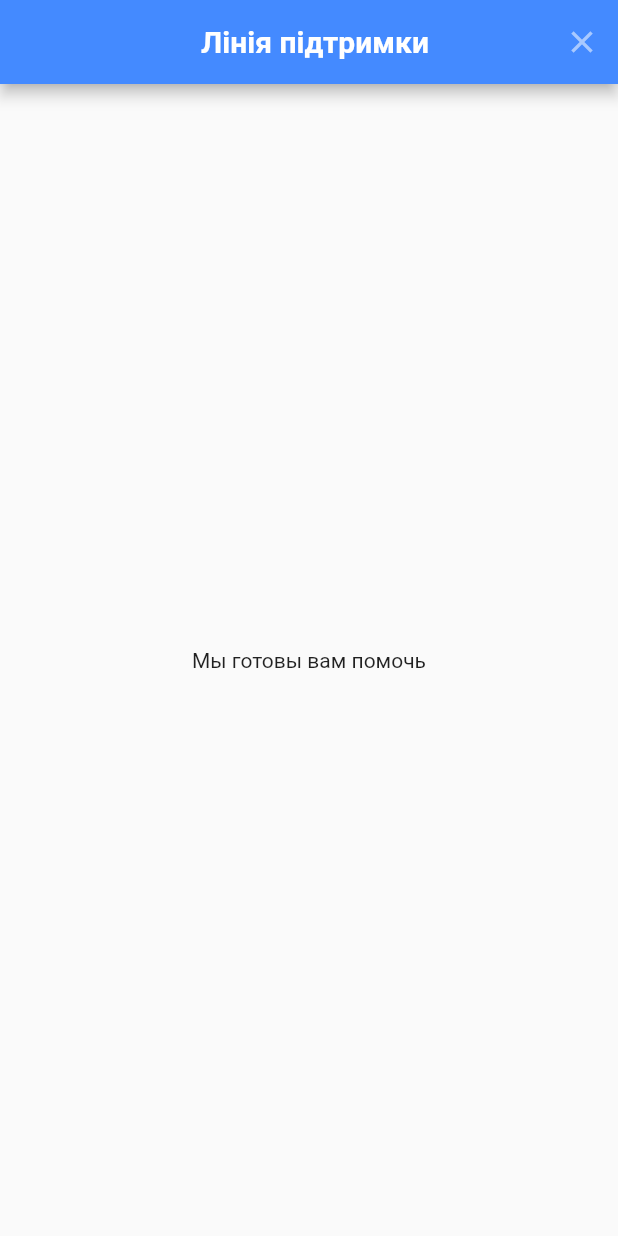
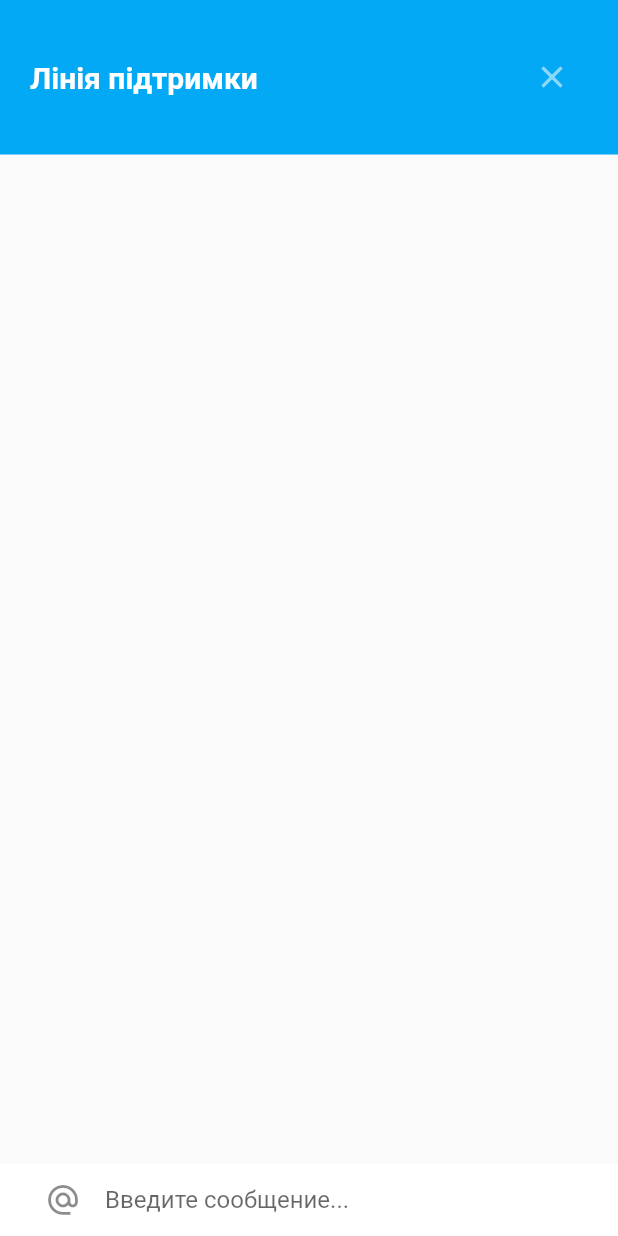
Before and after one commit to linch433/autolux_ui, a Flutter app: the onlineHelp screen opened by its route, on a phone screen of 412 x 824 dp. Run offline on Flutter 3.47's test engine with Material 2 defaults, Android fonts, the phone set to English and light mode, and no system bars.

Commit message:
Change onlineHelp screen

```diff
--- a/lib/assets/screens/onlineHelp.dart
+++ b/lib/assets/screens/onlineHelp.dart
@@ -5,30 +5,65 @@ class onlineHelp extends StatelessWidget {
 
   @override
   Widget build(BuildContext context) {
+    var size = MediaQuery.of(context).size;
     return Scaffold(
-      appBar: AppBar(
-        backgroundColor: Colors.blueAccent,
-        title: Center(
+      body: Column(
+        mainAxisAlignment: MainAxisAlignment.spaceBetween,
+        children: <Widget>[
+          Row(
+            children: [
+              Container(
+                alignment: Alignment.centerLeft,
+                padding: EdgeInsets.symmetric(horizontal: 20),
+                width: size.width,
+                height: size.height * .125,
+                color: Colors.lightBlue,
+                child: Row(
+                  mainAxisAlignment: MainAxisAlignment.spaceBetween,
+                  children: [
+                    SafeArea(
                       child: Text(
                         'Лінія підтримки',
-            style: TextStyle(color: Colors.white, fontWeight: FontWeight.bold),
+                        style: TextStyle(
+                            color: Colors.white,
+                            fontWeight: FontWeight.w700,
+                            fontSize: 20),
                       ),
                     ),
-        leading: Icon(null),
-        actions: [
-          IconButton(
+                    SafeArea(
+                      child: IconButton(
                         onPressed: () {
                           Navigator.pop(context);
                         },
                         icon: Icon(Icons.close),
                         color: Colors.white54,
+                      ),
+                    ),
+                  ],
+                ),
+              ),
+            ],
+          ),
+          Column(
+            // mainAxisAlignment: MainAxisAlignment.center,
+            // crossAxisAlignment: CrossAxisAlignment.center,
+            children: [
+                  Container(
+                    padding: EdgeInsets.symmetric(horizontal: 30),
+                    decoration: BoxDecoration(
+                      color: Colors.white,
+                    ),
+                    child: TextField(
+                      decoration: InputDecoration(
+                        hintText: 'Введите сообщение...',
+                        icon: Icon(Icons.alternate_email_outlined),
+                        border: InputBorder.none,
+                      ),
+                    ),
+                  ),
+            ],
           )
         ],
-      ),
-      body: Center(
-        child: Text(
-          'Мы готовы вам помочь',
-        ),
       ),
     );
   }
```
Lines whose indentation alone changed are shown as unchanged.
